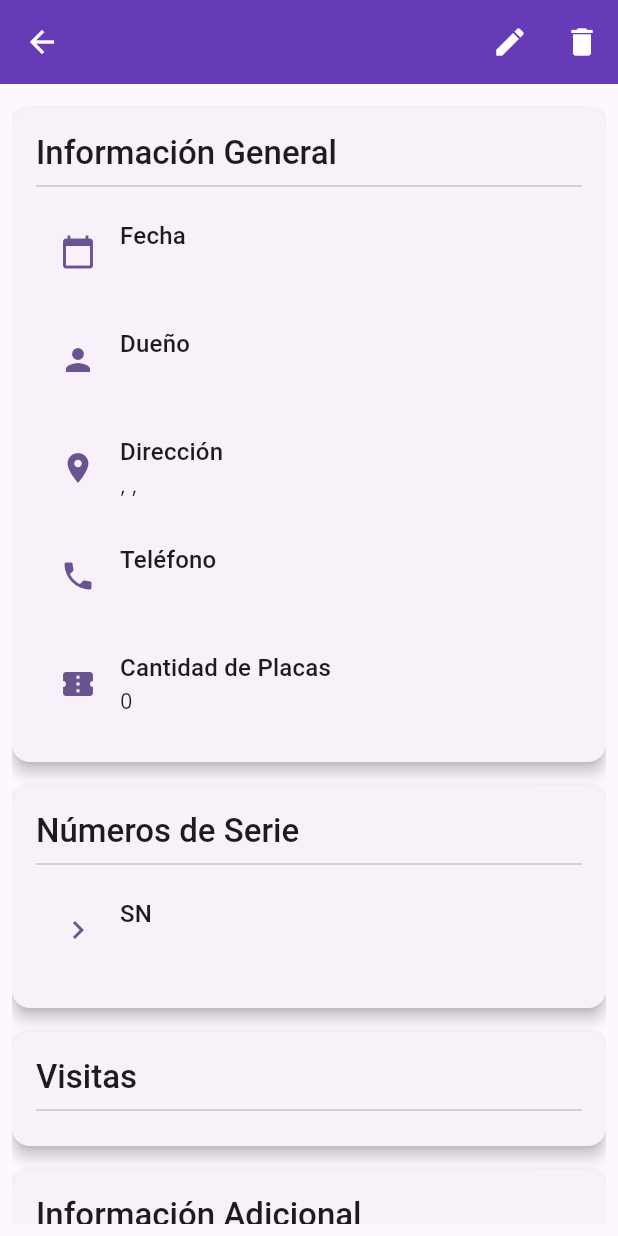
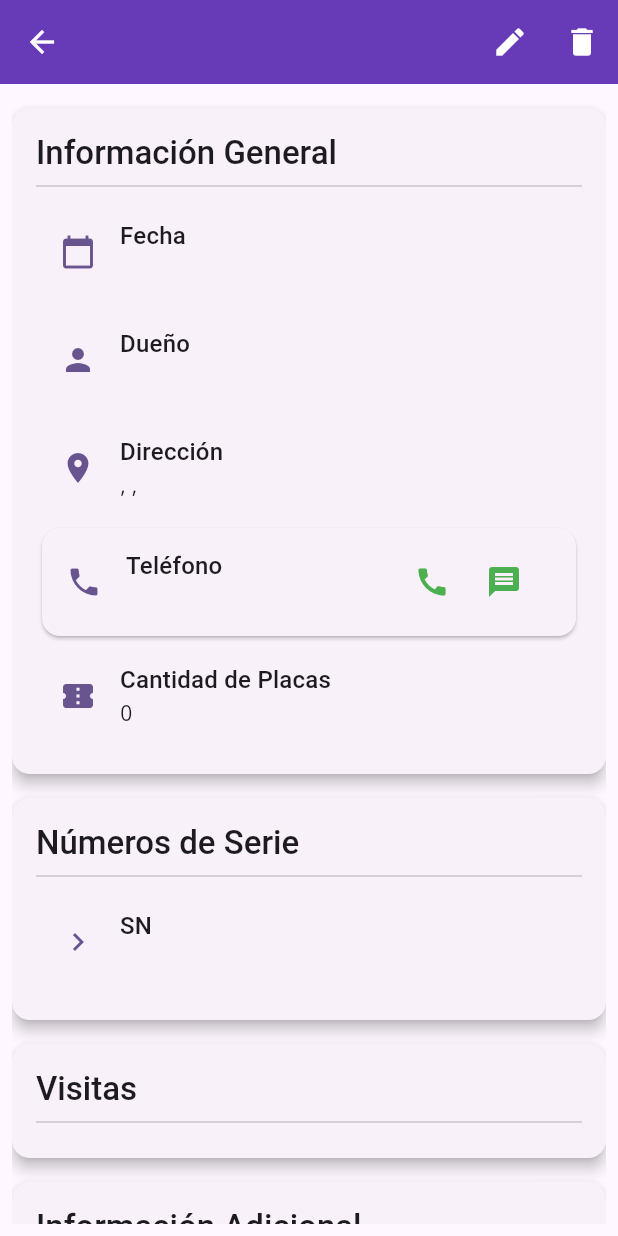
Before and after one commit to MAVD84/tiendas-ubicanid, a Flutter app: the DetailScreen screen opened directly with empty values, on a phone screen of 412 x 824 dp. Run offline on Flutter 3.47's test engine with Material 3 defaults, Android fonts, the phone set to English and light mode, and no system bars; our stand-ins replace font_awesome_flutter, google_fonts, sqflite; accounts and stored records are empty.

Commit message:
feat: Add interactive call and WhatsApp buttons

```diff
--- a/lib/screens/detail_screen.dart
+++ b/lib/screens/detail_screen.dart
@@ -1,5 +1,6 @@
 import 'package:flutter/material.dart';
 import 'package:provider/provider.dart';
+import 'package:url_launcher/url_launcher.dart'; // Import url_launcher
 import '../models/point_of_sale.dart';
 import '../providers/point_of_sale_provider.dart';
 import 'add_edit_screen.dart';
@@ -8,6 +9,15 @@ class DetailScreen extends StatelessWidget {
   final PointOfSale pointOfSale;
 
   const DetailScreen({super.key, required this.pointOfSale});
+
+  // Function to launch URLs
+  Future<void> _launchUrl(Uri url, BuildContext context) async {
+    if (!await launchUrl(url)) {
+      ScaffoldMessenger.of(context).showSnackBar(
+        SnackBar(content: Text('No se pudo abrir el enlace: ${url.toString()}')),
+      );
+    }
+  }
 
   @override
   Widget build(BuildContext context) {
@@ -46,7 +56,8 @@ class DetailScreen extends StatelessWidget {
               _buildListTile(context, Icons.calendar_today, 'Fecha', pointOfSale.date),
               _buildListTile(context, Icons.person, 'Dueño', pointOfSale.owner),
               _buildListTile(context, Icons.location_on, 'Dirección', '${pointOfSale.address}, ${pointOfSale.city}, ${pointOfSale.state} ${pointOfSale.zipCode}'),
-              _buildListTile(context, Icons.phone, 'Teléfono', pointOfSale.phone),
+              // Replace the simple phone text with an interactive widget
+              _buildPhoneActions(context, pointOfSale.phone),
               _buildListTile(context, Icons.confirmation_number, 'Cantidad de Placas', pointOfSale.plateQuantity.toString()),
             ]),
             _buildInfoCard(context, 'Números de Serie',
@@ -59,6 +70,46 @@ class DetailScreen extends StatelessWidget {
               if (pointOfSale.notes != null && pointOfSale.notes!.isNotEmpty)
                 _buildListTile(context, Icons.note, 'Notas', pointOfSale.notes!),
             ]),
+          ],
+        ),
+      ),
+    );
+  }
+
+  // New widget for phone actions
+  Widget _buildPhoneActions(BuildContext context, String phoneNumber) {
+    // Assuming Mexican phone number, add country code if not present.
+    // This is a simple check, a more robust one might be needed.
+    String whatsappNumber = phoneNumber.replaceAll(RegExp(r'\s+|-'), '');
+    if (!whatsappNumber.startsWith('+')) {
+        // Let's assume +52 for Mexico if it's 10 digits
+        if (whatsappNumber.length == 10) {
+            whatsappNumber = '+52$whatsappNumber';
+        }
+    }
+
+    final phoneUri = Uri.parse('tel:$phoneNumber');
+    final whatsappUri = Uri.parse('https://wa.me/$whatsappNumber');
+
+    return Card(
+      clipBehavior: Clip.antiAlias,
+      child: ListTile(
+        leading: Icon(Icons.phone, color: Theme.of(context).colorScheme.primary),
+        title: Text('Teléfono', style: Theme.of(context).textTheme.titleMedium),
+        subtitle: Text(phoneNumber, style: Theme.of(context).textTheme.bodyMedium),
+        trailing: Row(
+          mainAxisSize: MainAxisSize.min,
+          children: [
+            IconButton(
+              icon: const Icon(Icons.call, color: Colors.green),
+              tooltip: 'Llamar',
+              onPressed: () => _launchUrl(phoneUri, context),
+            ),
+            IconButton(
+              icon: const Icon(Icons.message, color: Colors.green),
+              tooltip: 'WhatsApp',
+              onPressed: () => _launchUrl(whatsappUri, context),
+            ),
           ],
         ),
       ),
--- a/pubspec.yaml
+++ b/pubspec.yaml
@@ -52,7 +52,7 @@ dev_dependencies:
   # activated in the `analysis_options.yaml` file located at the root of your
   # package. See that file for information about deactivating specific lint
   # rules and activating additional ones.
-  flutter_lints: ^5.0.0
+  flutter_lints: ^6.0.0
 
 # For information on the generic Dart part of this file, see the
 # following page: https://dart.dev/tools/pub/pubspec
```
Also changed, not shown: pubspec.lock, 1 other file.
